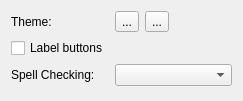
The window that marave/prefs.ui (xMoad/marave) describes before a commit, drawn with Qt 5.
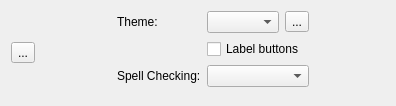
The same window after the commit. Icons and pictures are not drawn.

The edit to the form file:
```diff
--- a/marave/prefs.ui
+++ b/marave/prefs.ui
@@ -6,13 +6,39 @@
    <rect>
     <x>0</x>
     <y>0</y>
-    <width>243</width>
-    <height>101</height>
+    <width>396</width>
+    <height>106</height>
    </rect>
   </property>
   <property name="windowTitle">
    <string>Form</string>
   </property>
+  <layout class="QHBoxLayout" name="horizontalLayout_2">
+   <item>
+    <widget class="QToolButton" name="close">
+     <property name="text">
+      <string>...</string>
+     </property>
+     <property name="icon">
+      <iconset resource="icons.qrc">
+       <normaloff>:/icons/close.svg</normaloff>:/icons/close.svg</iconset>
+     </property>
+    </widget>
+   </item>
+   <item>
+    <spacer name="horizontalSpacer">
+     <property name="orientation">
+      <enum>Qt::Horizontal</enum>
+     </property>
+     <property name="sizeHint" stdset="0">
+      <size>
+       <width>56</width>
+       <height>20</height>
+      </size>
+     </property>
+    </spacer>
+   </item>
+   <item>
   <layout class="QFormLayout" name="formLayout">
    <item row="0" column="0">
     <widget class="QLabel" name="label_2">
@@ -23,36 +49,26 @@
    </item>
    <item row="0" column="1">
     <layout class="QHBoxLayout" name="horizontalLayout">
-     <item>
-      <widget class="QToolButton" name="loadTheme">
-       <property name="text">
-        <string>...</string>
+       <property name="sizeConstraint">
+        <enum>QLayout::SetFixedSize</enum>
        </property>
-      </widget>
+       <item>
+        <widget class="QComboBox" name="themeList"/>
      </item>
      <item>
       <widget class="QToolButton" name="saveTheme">
        <property name="text">
         <string>...</string>
        </property>
-      </widget>
-     </item>
-     <item>
-      <spacer name="horizontalSpacer">
-       <property name="orientation">
-        <enum>Qt::Horizontal</enum>
-       </property>
-       <property name="sizeHint" stdset="0">
-        <size>
-         <width>40</width>
-         <height>20</height>
-        </size>
-       </property>
-      </spacer>
-     </item>
-    </layout>
-   </item>
-   <item row="1" column="0">
+         <property name="icon">
+          <iconset resource="icons.qrc">
+           <normaloff>:/icons/save.svg</normaloff>:/icons/save.svg</iconset>
+         </property>
+        </widget>
+       </item>
+      </layout>
+     </item>
+     <item row="1" column="1">
     <widget class="QCheckBox" name="labelbuttons">
      <property name="text">
       <string>Label buttons</string>
@@ -70,6 +86,21 @@
     <widget class="QComboBox" name="langBox"/>
    </item>
   </layout>
+   </item>
+   <item>
+    <spacer name="horizontalSpacer_2">
+     <property name="orientation">
+      <enum>Qt::Horizontal</enum>
+     </property>
+     <property name="sizeHint" stdset="0">
+      <size>
+       <width>55</width>
+       <height>20</height>
+      </size>
+     </property>
+    </spacer>
+   </item>
+  </layout>
  </widget>
  <resources/>
  <connections/>
```
Left out of the diff: 4 changed lines with no effect on the pictures. Lines whose indentation alone changed are shown as unchanged.
